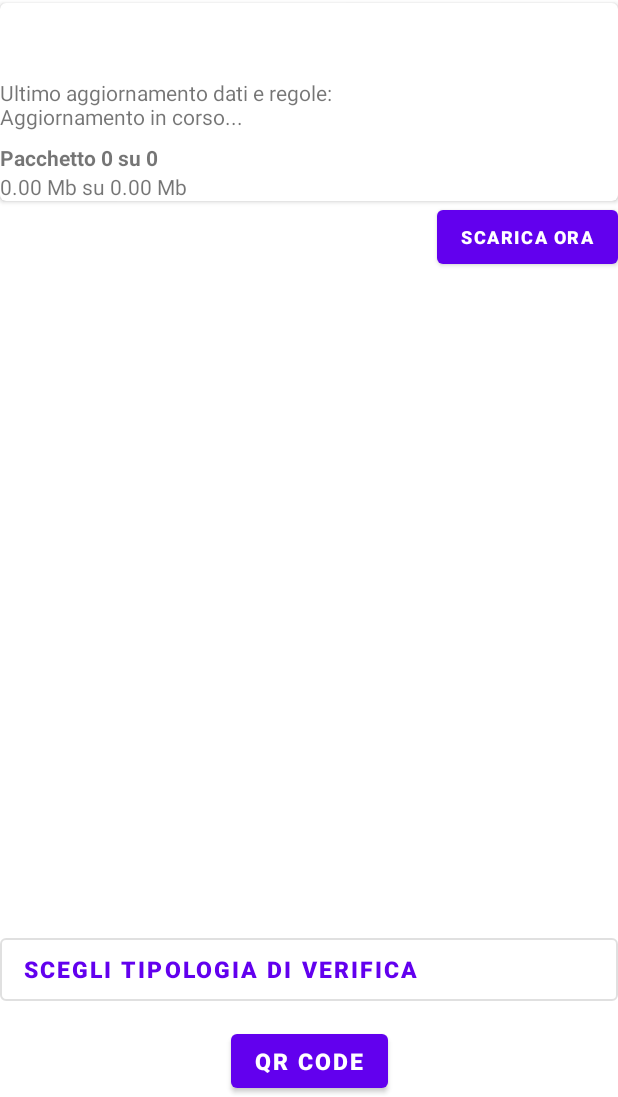
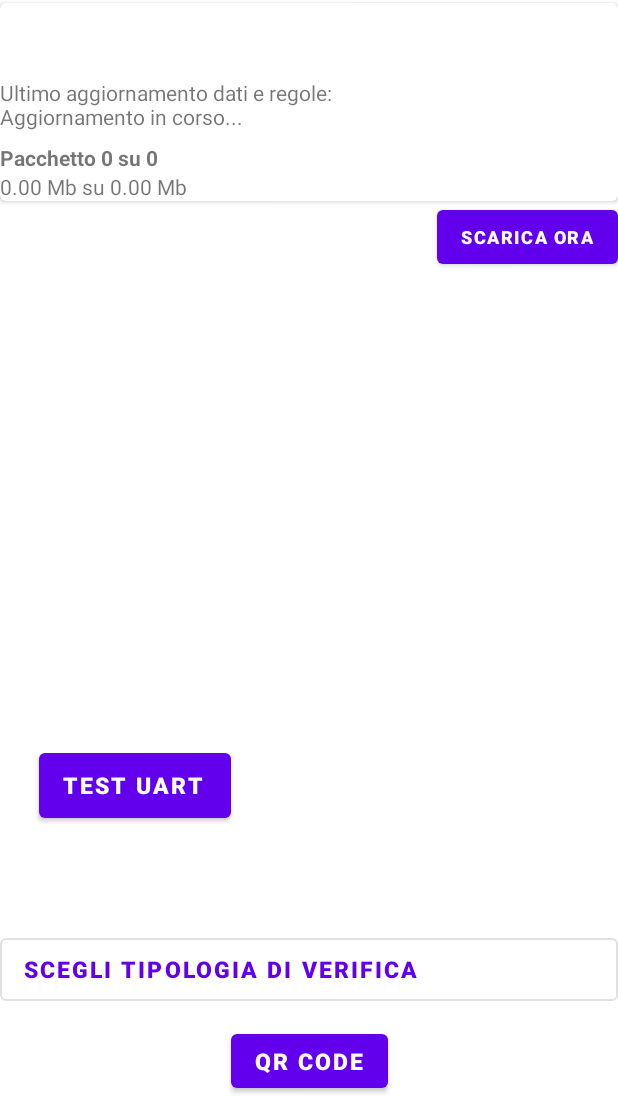
Before and after one commit to tecnimed2021/CovidPasScanner_ANDROID, an Android app: the screen it shows after launch (FirstActivity), on a phone screen of 412 x 824 dp, the part 139-1236 px from its top. Run offline under Robolectric (Android 15) with nearby library versions, the light colour scheme and no system bars; our stand-ins replace Dagger/Hilt's generated code, Room's generated code; libraries missing offline, so code that uses them is left out: androidx.hilt.work, io.realm, io.realm.exceptions, io.realm.kotlin; pictures from the network do not load; 1 statement that could not run was skipped.

Commit message:
Aggiunto test Uart TODO. Da eliminare dopo i test

```diff
--- a/app/src/main/res/layout/activity_first.xml
+++ b/app/src/main/res/layout/activity_first.xml
@@ -91,6 +91,32 @@
                 app:layout_constraintBottom_toBottomOf="parent"
                 app:layout_constraintEnd_toEndOf="parent"
                 app:layout_constraintStart_toStartOf="parent" />
+
+            <Button
+                android:id="@+id/uartButton"
+                android:layout_width="128dp"
+                android:layout_height="55dp"
+                android:layout_marginBottom="68dp"
+                android:drawableTint="@color/white"
+                android:text="Test Uart"
+                android:textAlignment="textStart"
+                android:textColor="@color/white"
+                android:textSize="15sp"
+                android:textStyle="bold"
+                app:layout_constraintBottom_toTopOf="@id/scan_mode_button"
+                app:layout_constraintEnd_toEndOf="parent"
+                app:layout_constraintHorizontal_bias="0.091"
+                app:layout_constraintStart_toStartOf="parent" />
+
+            <androidx.appcompat.widget.AppCompatTextView
+                android:id="@+id/uartTest"
+                android:layout_width="203dp"
+                android:layout_height="24dp"
+                android:layout_marginBottom="92dp"
+                android:textStyle="bold"
+                app:layout_constraintBottom_toTopOf="@id/scan_mode_button"
+                app:layout_constraintRight_toRightOf="parent"
+                tools:text="Idle" />
 
             <com.google.android.material.button.MaterialButton
                 android:id="@+id/scan_mode_button"
```
Also changed, not shown: app/src/main/java/it/tecnimed/covidpasscanner/Activity/FirstActivity.kt (+23 -0 lines).
